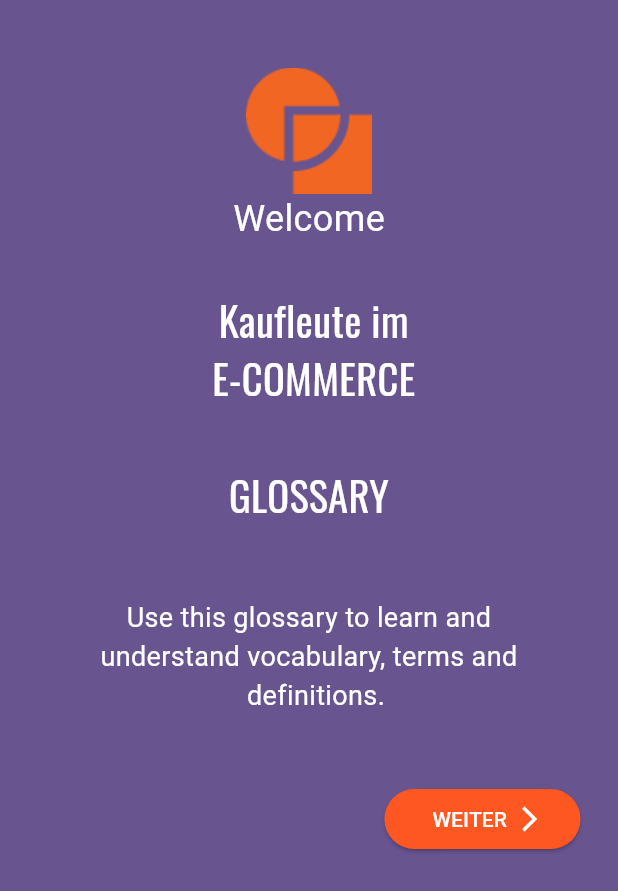
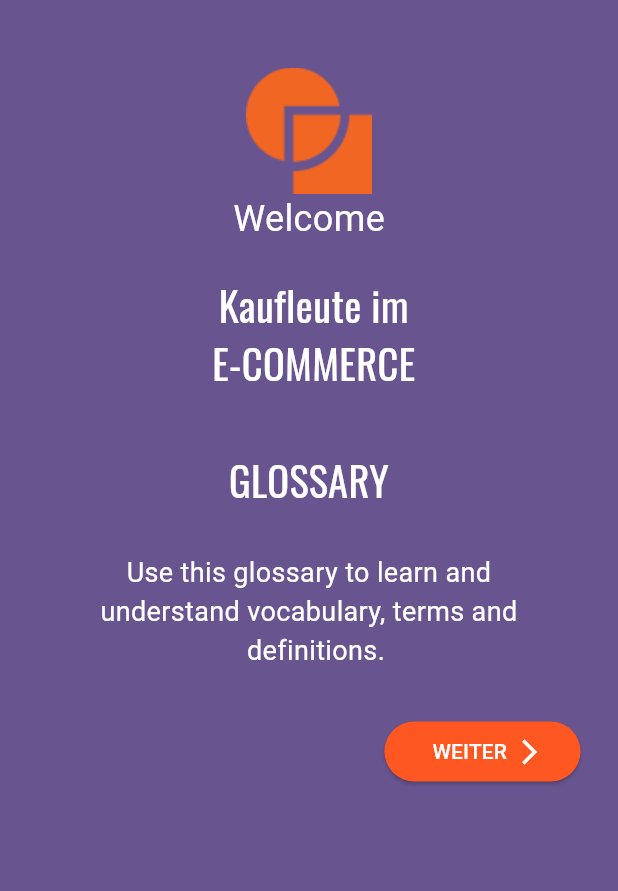
Before and after one commit to AliShafai2021/nasa_earth_dictionary, a Flutter app: the screen it shows after launch, on a phone screen of 412 x 824 dp. Shown: the top 891 px of the screen. Run offline on Flutter 3.47's test engine with Material 2 defaults, Android fonts, the phone set to English and light mode, and no system bars; our stand-ins replace google_fonts.

Commit message:
changes with new desinged

```diff
--- a/lib/screens/welcome_page/main_screen.dart
+++ b/lib/screens/welcome_page/main_screen.dart
@@ -34,7 +34,7 @@ class _WelcomeScreenState extends State<WelcomeScreen> {
                         fontSize: 24,
                         color: Colors.white,
                       )),
-                  const SizedBox(height: 30),
+                  const SizedBox(height: 20),
                   Padding(
                     padding: const EdgeInsets.symmetric(vertical: 0, horizontal: 0),
                     child: Text(
@@ -49,9 +49,6 @@ class _WelcomeScreenState extends State<WelcomeScreen> {
                       ),
                     ),
                   ),
-                  const SizedBox(
-                    height: 20,
-                  ),
                   const Padding(
                     padding: EdgeInsets.all(30.0),
                     child: Text(
@@ -63,9 +60,6 @@ class _WelcomeScreenState extends State<WelcomeScreen> {
                           fontWeight: FontWeight.normal,
                           color: Colors.white),
                     ),
-                  ),
-                  const SizedBox(
-                    height: 15,
                   ),
                   Row(
                     mainAxisAlignment: MainAxisAlignment.end,
```
